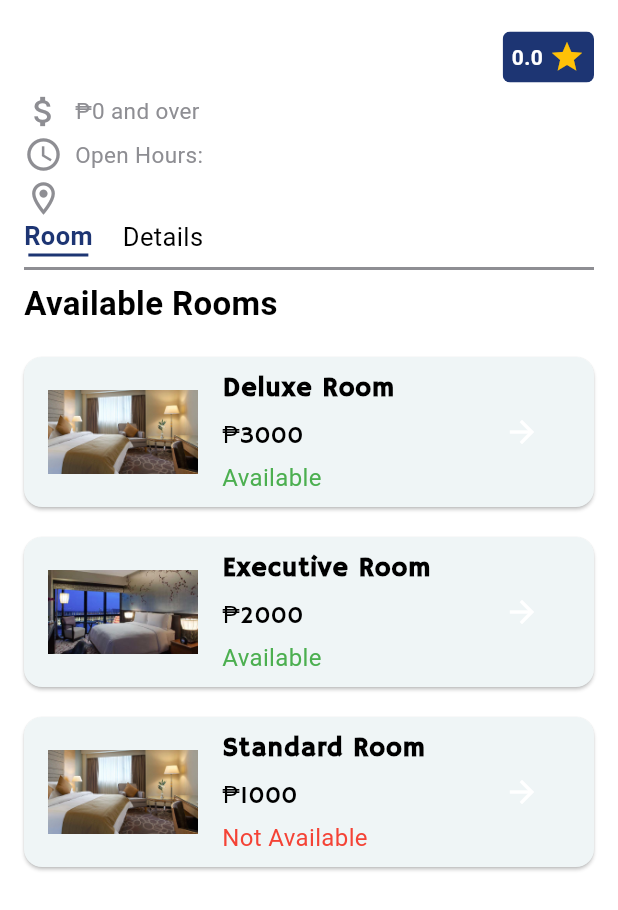
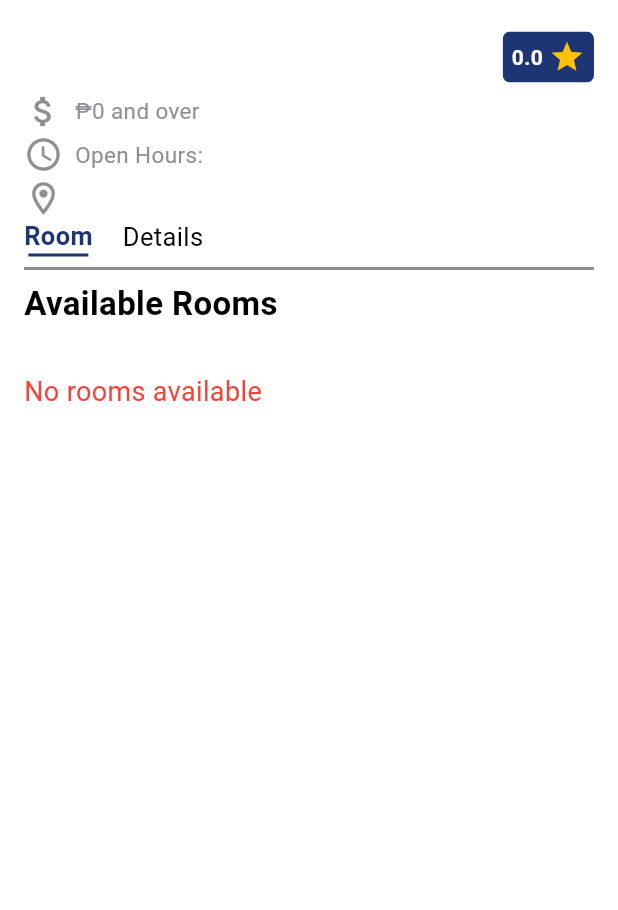
Before and after one commit to Arthritisboy/3Y1Cryptotel, a Flutter app: the ReservationRoom widget shown alone on an empty page, opened directly with empty values, on a phone screen of 412 x 824 dp. Shown: the top 910 px of the screen. Run offline on Flutter 3.47's test engine with Material 3 defaults, Android fonts, the phone set to English and light mode, and no system bars; our stand-ins replace google_fonts, transparent_image.

Commit message:
roomSorted

```diff
--- a/mobile/lib/data/dummydata/room_data.dart
+++ b/mobile/lib/data/dummydata/room_data.dart
@@ -4,19 +4,25 @@ List<RoomModel>roomList = [
   RoomModel(
     roomType: 'Deluxe Room',
     price: 3000,
-    availability: 'Available',
+    isAvailable: true,
+    numberofGuest: 2,
     imageUrl: 'assets/images/rooms/hotelroom_1.png',
+    hotelName: 'The Monarch Hotel',
   ),
     RoomModel(
     roomType: 'Executive Room',
     price: 2000,
-    availability: 'Available',
+    isAvailable: true,
+    numberofGuest: 2,
     imageUrl: 'assets/images/rooms/hotelroom_2.png',
+    hotelName: 'Star Plaza Hotel',
   ),
     RoomModel(
     roomType: 'Standard Room',
     price: 1000,
-    availability: 'Not Available',
+    isAvailable: false,
+    numberofGuest: 2,
     imageUrl: 'assets/images/rooms/hotelroom_1.png',
+    hotelName: 'Lenox Hotel',
   ),
 ];
--- a/mobile/lib/data/model/room_model.dart
+++ b/mobile/lib/data/model/room_model.dart
@@ -1,13 +1,17 @@
 class RoomModel {
   final String roomType;
   final int price;
-  final String availability;
+  final bool isAvailable;
   final String imageUrl;
+  final String hotelName;
+  final int numberofGuest; // Non-nullable
 
   RoomModel({
     required this.roomType,
     required this.price,
-    required this.availability,
+    required this.isAvailable,
     required this.imageUrl,
+    required this.hotelName,
+    required this.numberofGuest, // Non-nullable
   });
 }
--- a/mobile/lib/presentation/widgets/room/reservation_room.dart
+++ b/mobile/lib/presentation/widgets/room/reservation_room.dart
@@ -2,6 +2,8 @@ import 'package:flutter/material.dart';
 import 'package:hotel_flutter/presentation/widgets/room/navigation_row.dart';
 import 'package:hotel_flutter/presentation/widgets/room/roomSelection.dart';
 import 'package:hotel_flutter/data/model/room_model.dart';
+import 'package:hotel_flutter/data/dummydata/room_data.dart';
+
 
 class ReservationRoom extends StatefulWidget {
   final String hotelName;
@@ -28,29 +30,9 @@ class ReservationRoom extends StatefulWidget {
 }
 
 class _ReservationRoomState extends State<ReservationRoom> {
-  final List<RoomModel> roomList = [
-    RoomModel(
-      roomType: 'Deluxe Room',
-      price: 3000,
-      availability: 'Available',
-      imageUrl: 'assets/images/rooms/hotelroom_1.png',
-    ),
-    RoomModel(
-      roomType: 'Executive Room',
-      price: 2000,
-      availability: 'Available',
-      imageUrl: 'assets/images/rooms/hotelroom_2.png',
-    ),
-    RoomModel(
-      roomType: 'Standard Room',
-      price: 1000,
-      availability: 'Not Available',
-      imageUrl: 'assets/images/rooms/hotelroom_1.png',
-    ),
-  ];
-
   @override
   Widget build(BuildContext context) {
+    final List <RoomModel> filteredRoomList = roomList.where((room) => room.hotelName == widget.hotelName).toList();
     return Padding(
       padding: const EdgeInsets.only(left: 16, right: 16, top: 20),
       child: Column(
@@ -154,7 +136,7 @@ class _ReservationRoomState extends State<ReservationRoom> {
           const Divider(
               thickness: 2, color: Color.fromARGB(255, 142, 142, 147)),
           if (widget.activeIndex == 0)
-            RoomSelection(roomList: roomList),
+            RoomSelection(roomList: filteredRoomList),
         ],
       ),
     );
--- a/mobile/lib/presentation/widgets/room/roomSelection.dart
+++ b/mobile/lib/presentation/widgets/room/roomSelection.dart
@@ -8,6 +8,8 @@ class RoomSelection extends StatelessWidget {
 
   @override
   Widget build(BuildContext context) {
+    final availableRooms = roomList.where((room) => room.isAvailable).toList();
+
     return Column(
       crossAxisAlignment: CrossAxisAlignment.start,
       children: [
@@ -20,54 +22,86 @@ class RoomSelection extends StatelessWidget {
           ),
         ),
         const SizedBox(height: 10),
+        if (availableRooms.isEmpty)
+          const Padding(
+            padding: EdgeInsets.symmetric(vertical: 20),
+            child: Text(
+              'No rooms available',
+              style: TextStyle(
+                fontSize: 18.0,
+                color: Colors.red,
+              ),
+            ),
+          )
+        else
           ListView.builder(
             shrinkWrap: true,
             physics: const NeverScrollableScrollPhysics(),
-          itemCount: roomList.length,
+            itemCount: availableRooms.length,
             itemBuilder: (context, index) {
-            final room = roomList[index];
+              final room = availableRooms[index];
               return Card(
                 margin: const EdgeInsets.symmetric(vertical: 10),
-              child: ListTile(
-                leading: Image.asset(room.imageUrl, fit: BoxFit.cover, width: 100),
-                title: Text(
+                child: Padding(
+                  padding: const EdgeInsets.all(8.0),
+                  child: Row(
+                    crossAxisAlignment: CrossAxisAlignment.start,
+                    children: [
+                      Container(
+                        width: 140,
+                        height: 120,
+                        decoration: BoxDecoration(
+                          borderRadius: BorderRadius.circular(8),
+                          image: DecorationImage(
+                            image: AssetImage(room.imageUrl),
+                            fit: BoxFit.cover,
+                          ),
+                        ),
+                      ),
+                      const SizedBox(width: 10),
+                      Expanded(
+                        child: Column(
+                          crossAxisAlignment: CrossAxisAlignment.start,
+                          children: [
+                            Text(
                               room.roomType,
                               style: const TextStyle(
                                 fontSize: 18.0,
                                 fontWeight: FontWeight.bold,
-                    color: Colors.black, // Set text color to black
-                    fontFamily: 'Hammersmith', // Set font to Hammersmith
+                                color: Colors.black,
+                                fontFamily: 'Hammersmith',
                               ),
                             ),
-                subtitle: Column(
-                  crossAxisAlignment: CrossAxisAlignment.start,
-                  children: [
                             const SizedBox(height: 5),
                             Text(
                               '₱${room.price}',
                               style: const TextStyle(
                                 fontSize: 16.0,
-                        color: Colors.black, // Set text color to black
-                        fontFamily: 'Hammersmith', // Set font to Hammersmith
+                                color: Colors.black,
+                                fontFamily: 'Hammersmith',
                               ),
                             ),
                             const SizedBox(height: 5),
                             Text(
-                      room.availability,
+                              'Up to: ${room.numberofGuest} Guests',
+                              style: const TextStyle(
+                                fontSize: 16.0,
+                                color: Colors.black,
+                                fontFamily: 'Hammersmith',
+                              ),
+                            ),
+                            const SizedBox(height: 5),
+                            Text(
+                              room.isAvailable ? 'Available' : 'Not Available',
                               style: TextStyle(
                                 fontSize: 16.0,
-                        color: room.availability == 'Available'
-                            ? Colors.green
-                            : Colors.red,
+                                color: room.isAvailable ? Colors.green : Colors.red,
                               ),
                             ),
                           ],
                         ),
-                trailing: IconButton(
-                  icon: const Icon(Icons.arrow_forward),
-                  onPressed: () {
-                    // Handle room selection logic here
-                  },
+                      ),
+                    ],
                   ),
                 ),
               );
```
Lines whose indentation alone changed are shown as unchanged.
